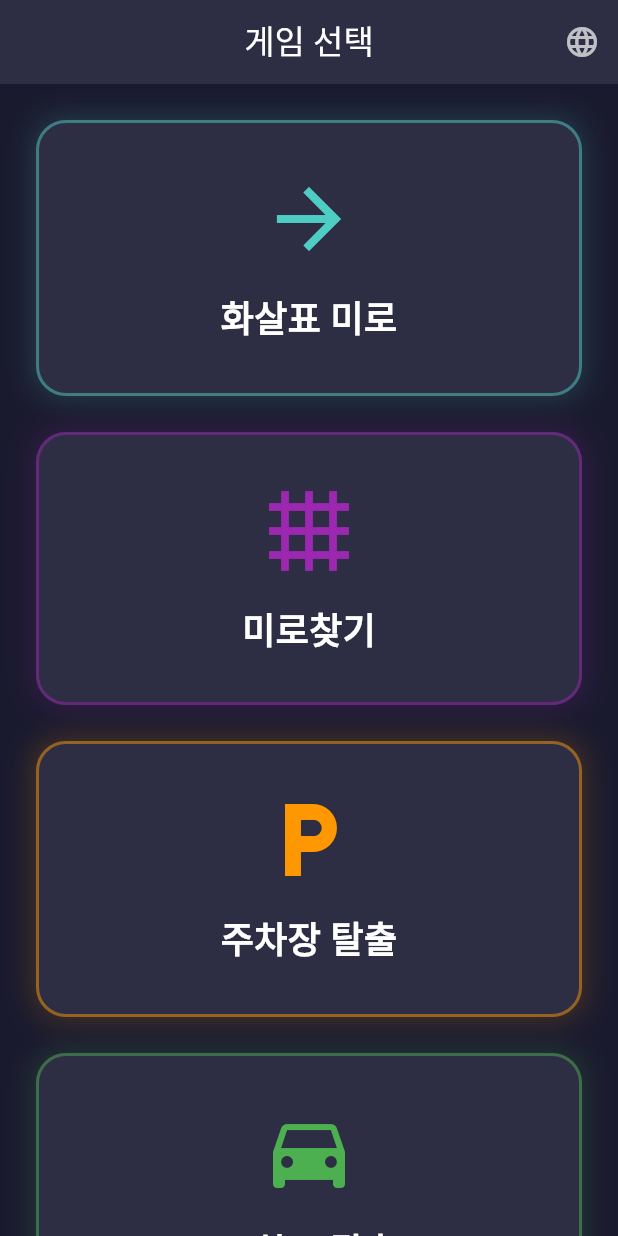
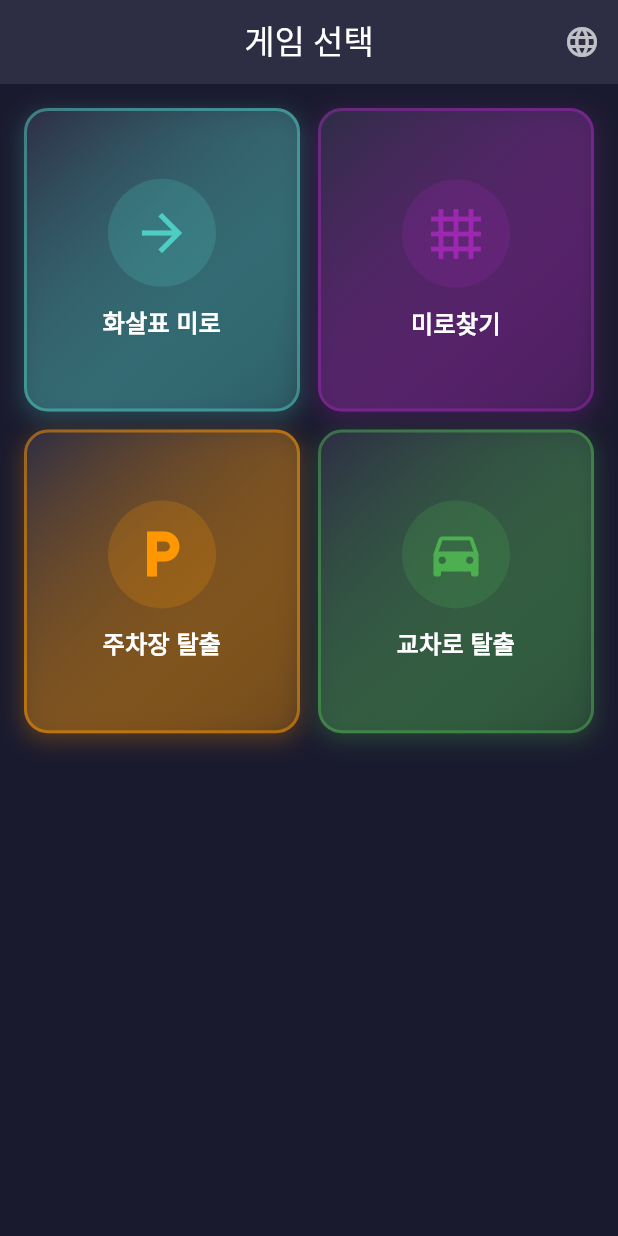
Before and after one commit to mhpark03/maze, a Flutter app: the screen it shows after launch, on a phone screen of 412 x 824 dp. Run offline on Flutter 3.47's test engine with Material 3 defaults, Android fonts, the phone set to English and light mode, and no system bars; our stand-ins replace google_mobile_ads, shared_preferences; network calls fail.

Commit message:
Change home screen to 2x2 tile grid layout
- Replace vertical card list with GridView.count
- Create compact tile design with gradient background
- Add circular icon container with colored background
- Responsive tile sizing based on available space
- Add shadow with offset for depth effect

Co-Authored-By: Claude Opus 4.5 <noreply@anthropic.com>

```diff
--- a/lib/screens/game_selection_screen.dart
+++ b/lib/screens/game_selection_screen.dart
@@ -60,36 +60,45 @@ class _GameSelectionScreenState extends State<GameSelectionScreen> {
         child: Column(
           children: [
             Expanded(
-              child: SingleChildScrollView(
-                padding: const EdgeInsets.all(24),
-                child: Column(
-                  mainAxisAlignment: MainAxisAlignment.center,
+              child: LayoutBuilder(
+                builder: (context, constraints) {
+                  // Calculate tile size based on available space
+                  final padding = 16.0;
+                  final spacing = 12.0;
+                  final availableWidth = constraints.maxWidth - (padding * 2) - spacing;
+                  final tileWidth = availableWidth / 2;
+                  final tileHeight = tileWidth * 1.1; // Slightly taller than wide
+
+                  return Padding(
+                    padding: EdgeInsets.all(padding),
+                    child: GridView.count(
+                      crossAxisCount: 2,
+                      mainAxisSpacing: spacing,
+                      crossAxisSpacing: spacing,
+                      childAspectRatio: tileWidth / tileHeight,
                       children: [
-                    _buildGameCard(
+                        _buildGameTile(
                           context: context,
                           title: l10n.arrowMaze,
                           icon: Icons.arrow_forward,
                           color: const Color(0xFF4ECDC4),
                           onTap: () => _showArrowMazeDifficultyDialog(context, l10n),
                         ),
-                    const SizedBox(height: 24),
-                    _buildGameCard(
+                        _buildGameTile(
                           context: context,
                           title: l10n.maze,
                           icon: Icons.grid_4x4,
                           color: Colors.purple,
                           onTap: () => _showMazeDifficultyDialog(context, l10n),
                         ),
-                    const SizedBox(height: 24),
-                    _buildGameCard(
+                        _buildGameTile(
                           context: context,
                           title: l10n.parkingJam,
                           icon: Icons.local_parking,
                           color: Colors.orange,
                           onTap: () => _showParkingJamDifficultyDialog(context, l10n),
                         ),
-                    const SizedBox(height: 24),
-                    _buildGameCard(
+                        _buildGameTile(
                           context: context,
                           title: l10n.carEscape,
                           icon: Icons.directions_car,
@@ -98,6 +107,8 @@ class _GameSelectionScreenState extends State<GameSelectionScreen> {
                         ),
                       ],
                     ),
+                  );
+                },
               ),
             ),
             if (_adService.isBannerAdReady && _adService.bannerAd != null)
@@ -113,7 +124,7 @@ class _GameSelectionScreenState extends State<GameSelectionScreen> {
     );
   }
 
-  Widget _buildGameCard({
+  Widget _buildGameTile({
     required BuildContext context,
     required String title,
     required IconData icon,
@@ -123,30 +134,50 @@ class _GameSelectionScreenState extends State<GameSelectionScreen> {
     return GestureDetector(
       onTap: onTap,
       child: Container(
-        width: double.infinity,
-        padding: const EdgeInsets.all(32),
         decoration: BoxDecoration(
-          color: const Color(0xFF2D2D44),
-          borderRadius: BorderRadius.circular(20),
+          gradient: LinearGradient(
+            begin: Alignment.topLeft,
+            end: Alignment.bottomRight,
+            colors: [
+              const Color(0xFF2D2D44),
+              color.withValues(alpha: 0.15),
+            ],
+          ),
+          borderRadius: BorderRadius.circular(16),
           border: Border.all(color: color.withValues(alpha: 0.5), width: 2),
           boxShadow: [
             BoxShadow(
-              color: color.withValues(alpha: 0.2),
-              blurRadius: 15,
-              spreadRadius: 2,
+              color: color.withValues(alpha: 0.25),
+              blurRadius: 12,
+              spreadRadius: 1,
+              offset: const Offset(0, 4),
             ),
           ],
         ),
         child: Column(
+          mainAxisAlignment: MainAxisAlignment.center,
           children: [
-            Icon(icon, size: 64, color: color),
-            const SizedBox(height: 16),
-            Text(
+            Container(
+              padding: const EdgeInsets.all(16),
+              decoration: BoxDecoration(
+                color: color.withValues(alpha: 0.2),
+                shape: BoxShape.circle,
+              ),
+              child: Icon(icon, size: 40, color: color),
+            ),
+            const SizedBox(height: 12),
+            Padding(
+              padding: const EdgeInsets.symmetric(horizontal: 8),
+              child: Text(
                 title,
+                textAlign: TextAlign.center,
                 style: const TextStyle(
                   color: Colors.white,
-                fontSize: 24,
+                  fontSize: 16,
                   fontWeight: FontWeight.bold,
+                ),
+                maxLines: 2,
+                overflow: TextOverflow.ellipsis,
               ),
             ),
           ],
```
Lines whose indentation alone changed are shown as unchanged.
